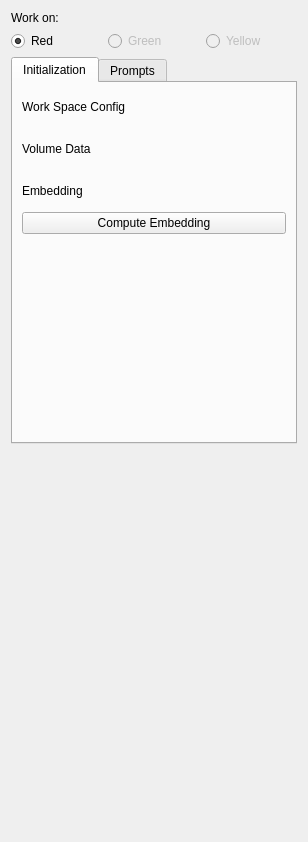
First picture: the form in samm/SammBase/Resources/UI/SammBase.ui, repository bingogome/samm, before the edit.
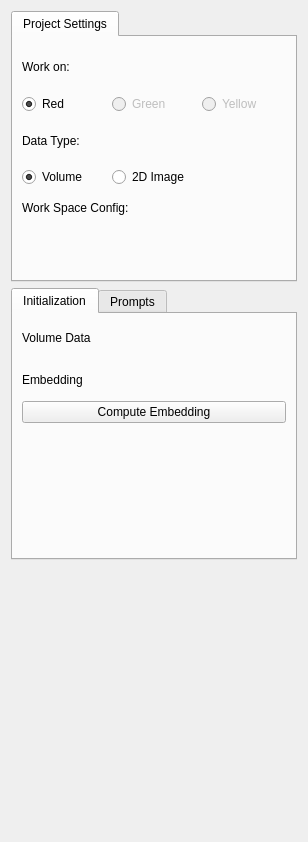
Second picture: the form after the edit. Custom widgets are drawn as their Qt base class.

Diff of the .ui file:
```diff
--- a/samm/SammBase/Resources/UI/SammBase.ui
+++ b/samm/SammBase/Resources/UI/SammBase.ui
@@ -11,11 +11,40 @@
    </rect>
   </property>
   <layout class="QGridLayout" name="gridLayout">
-   <item row="0" column="0">
-    <widget class="QLabel" name="label_6">
+   <item row="0" column="0" colspan="2">
+    <widget class="QTabWidget" name="tabWidget_2">
+     <property name="currentIndex">
+      <number>0</number>
+     </property>
+     <widget class="QWidget" name="tab_3">
+      <attribute name="title">
+       <string>Project Settings</string>
+      </attribute>
+      <layout class="QGridLayout" name="gridLayout_2">
+       <item row="3" column="0">
+        <widget class="QRadioButton" name="radioDataVolume">
      <property name="text">
-      <string>Work on:</string>
-     </property>
+          <string>Volume</string>
+         </property>
+         <property name="checked">
+          <bool>true</bool>
+         </property>
+         <attribute name="buttonGroup">
+          <string notr="true">buttonGroupDataType</string>
+         </attribute>
+        </widget>
+       </item>
+       <item row="1" column="2">
+        <widget class="QRadioButton" name="radioWorkOnYellow">
+         <property name="enabled">
+          <bool>false</bool>
+         </property>
+         <property name="text">
+          <string>Yellow</string>
+         </property>
+         <attribute name="buttonGroup">
+          <string notr="true">buttonGroupWorkOn</string>
+         </attribute>
     </widget>
    </item>
    <item row="1" column="0">
@@ -44,6 +73,56 @@
      </attribute>
     </widget>
    </item>
+       <item row="3" column="1">
+        <widget class="QRadioButton" name="radioData2D">
+         <property name="text">
+          <string>2D Image</string>
+         </property>
+         <attribute name="buttonGroup">
+          <string notr="true">buttonGroupDataType</string>
+         </attribute>
+        </widget>
+       </item>
+       <item row="5" column="0" colspan="3">
+        <widget class="ctkPathLineEdit" name="pathWorkSpace"/>
+       </item>
+       <item row="4" column="0" colspan="3">
+        <widget class="QLabel" name="label">
+         <property name="minimumSize">
+          <size>
+           <width>0</width>
+           <height>30</height>
+          </size>
+         </property>
+         <property name="maximumSize">
+          <size>
+           <width>16777215</width>
+           <height>30</height>
+          </size>
+         </property>
+         <property name="text">
+          <string>Work Space Config:</string>
+         </property>
+        </widget>
+       </item>
+       <item row="2" column="0" colspan="3">
+        <widget class="QLabel" name="label_7">
+         <property name="text">
+          <string>Data Type:</string>
+         </property>
+        </widget>
+       </item>
+       <item row="0" column="0" colspan="3">
+        <widget class="QLabel" name="label_6">
+         <property name="text">
+          <string>Work on:</string>
+         </property>
+        </widget>
+       </item>
+      </layout>
+     </widget>
+    </widget>
+   </item>
    <item row="5" column="0">
     <spacer name="verticalSpacer">
      <property name="orientation">
@@ -57,20 +136,7 @@
      </property>
     </spacer>
    </item>
-   <item row="1" column="2">
-    <widget class="QRadioButton" name="radioWorkOnYellow">
-     <property name="enabled">
-      <bool>false</bool>
-     </property>
-     <property name="text">
-      <string>Yellow</string>
-     </property>
-     <attribute name="buttonGroup">
-      <string notr="true">buttonGroupWorkOn</string>
-     </attribute>
-    </widget>
-   </item>
-   <item row="4" column="0" colspan="3">
+   <item row="4" column="0" colspan="2">
     <widget class="QTabWidget" name="tabWidget">
      <property name="currentIndex">
       <number>0</number>
@@ -80,28 +146,6 @@
        <string>Initialization</string>
       </attribute>
       <layout class="QVBoxLayout" name="verticalLayout_2">
-       <item>
-        <widget class="QLabel" name="label">
-         <property name="minimumSize">
-          <size>
-           <width>0</width>
-           <height>30</height>
-          </size>
-         </property>
-         <property name="maximumSize">
-          <size>
-           <width>16777215</width>
-           <height>30</height>
-          </size>
-         </property>
-         <property name="text">
-          <string>Work Space Config</string>
-         </property>
-        </widget>
-       </item>
-       <item>
-        <widget class="ctkPathLineEdit" name="pathWorkSpace"/>
-       </item>
        <item>
         <widget class="QLabel" name="label_2">
          <property name="minimumSize">
```
Left out of the diff: 1 changed line with no effect on the pictures. Lines whose indentation alone changed are shown as unchanged.
